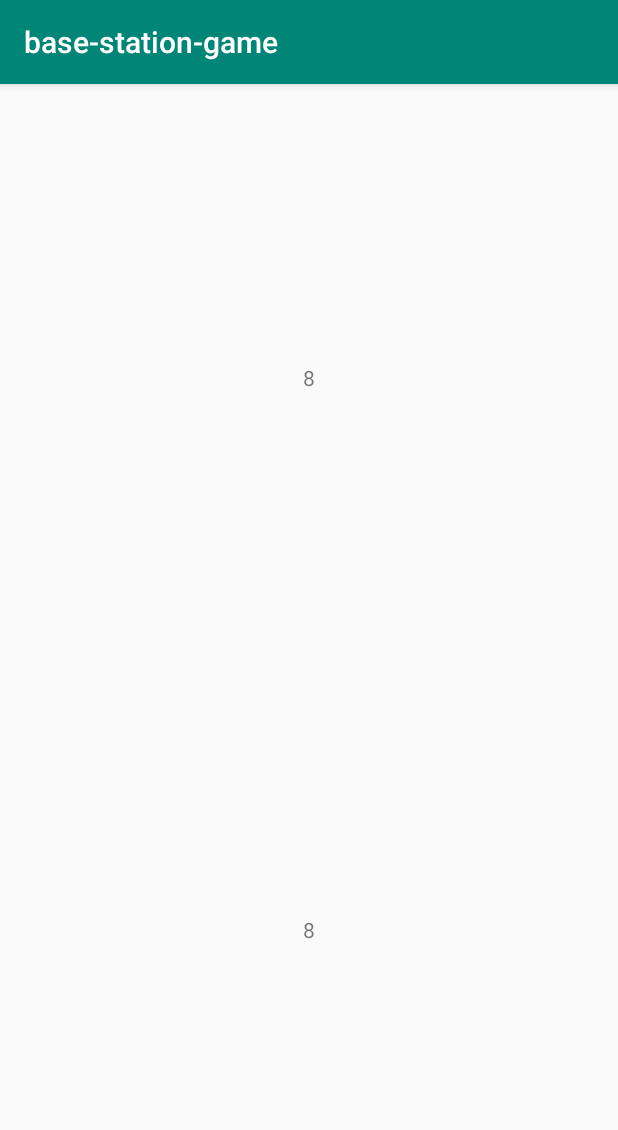
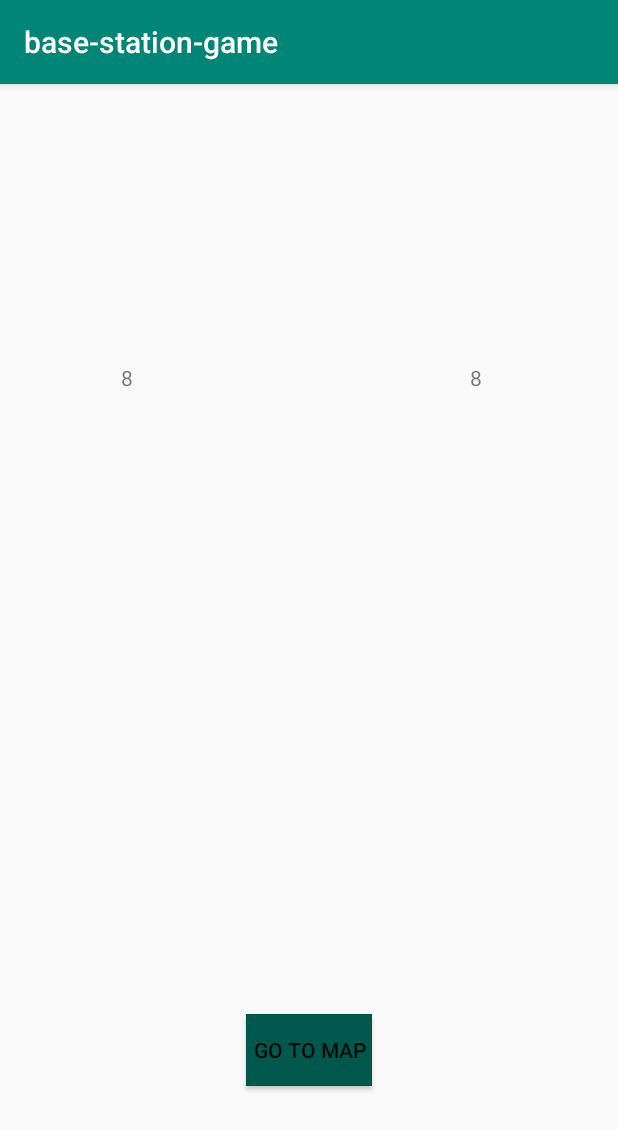
Before and after one commit to TheSoftwareFactory/base-station-game, an Android app: the screen it shows after launch (MainActivity), on a phone screen of 412 x 824 dp. Shown: the top 1130 px of the screen. Run offline under Robolectric (Android 15) with nearby library versions, the phone set to English and light mode, and no system bars.

Commit message:
Added new Activity with maps Open Street Map (osmdroid)

```diff
--- a/app/build.gradle
+++ b/app/build.gradle
@@ -22,6 +22,7 @@ dependencies {
     implementation fileTree(dir: 'libs', include: ['*.jar'])
     implementation 'com.android.support:appcompat-v7:28.0.0'
     implementation 'com.android.support.constraint:constraint-layout:1.1.3'
+    implementation 'org.osmdroid:osmdroid-android:6.0.3'
     testImplementation 'junit:junit:4.12'
     androidTestImplementation 'com.android.support.test:runner:1.0.2'
     androidTestImplementation 'com.android.support.test.espresso:espresso-core:3.0.2'
--- a/app/src/main/java/com/example/base_station_game/MainActivity.java
+++ b/app/src/main/java/com/example/base_station_game/MainActivity.java
@@ -1,12 +1,17 @@
 package com.example.base_station_game;
 
+import android.content.Intent;
 import android.support.v7.app.AppCompatActivity;
 import android.os.Bundle;
 import android.os.Handler;
+import android.view.View;
 import android.widget.TextView;
+import android.util.Log;
 
 public class MainActivity extends AppCompatActivity {
 
+    private static final String LOG_TAG =
+        MainActivity.class.getSimpleName();
     TextView tv1;
     TextView tv2;
     int counter=0;
@@ -40,4 +45,11 @@ public class MainActivity extends AppCompatActivity {
         //tv1.setText("Hello1");
         //tv2.setText("Hello2");
     }
+
+
+    public void launchSecondActivity(View view) {
+        Log.d(LOG_TAG, "Button clicked!");
+        Intent intent = new Intent(this, SecondActivity.class);
+        startActivity(intent);
+    }
 }
--- a/app/src/main/res/layout/activity_main.xml
+++ b/app/src/main/res/layout/activity_main.xml
@@ -12,6 +12,7 @@
         android:layout_height="wrap_content"
         android:text="Hello World!"
         app:layout_constraintBottom_toBottomOf="parent"
+        app:layout_constraintHorizontal_bias="0.2"
         app:layout_constraintLeft_toLeftOf="parent"
         app:layout_constraintRight_toRightOf="parent"
         app:layout_constraintTop_toTopOf="parent"
@@ -23,9 +24,25 @@
         android:layout_height="wrap_content"
         android:text="Hello World!"
         app:layout_constraintBottom_toBottomOf="parent"
+        app:layout_constraintHorizontal_bias="0.775"
         app:layout_constraintLeft_toLeftOf="parent"
         app:layout_constraintRight_toRightOf="parent"
         app:layout_constraintTop_toTopOf="parent"
-        app:layout_constraintVertical_bias="0.74" />
+        app:layout_constraintVertical_bias="0.248" />
+
+    <Button
+        android:id="@+id/button"
+        style="@style/Widget.AppCompat.Button"
+        android:layout_width="84dp"
+        android:layout_height="wrap_content"
+        android:layout_marginEnd="164dp"
+        android:layout_marginRight="164dp"
+        android:layout_marginBottom="100dp"
+        android:background="@color/colorPrimaryDark"
+        android:onClick="launchSecondActivity"
+        android:text="Go to map"
+        app:layout_constraintBottom_toBottomOf="parent"
+        app:layout_constraintEnd_toEndOf="parent" />
+
 
 </android.support.constraint.ConstraintLayout>
```
Also changed, not shown: app/src/main/AndroidManifest.xml (+12 -0 lines), app/src/main/java/com/example/base_station_game/SecondActivity.java (added, +56 -0 lines), app/src/main/res/layout/activity_second.xml (added, +19 -0 lines).
